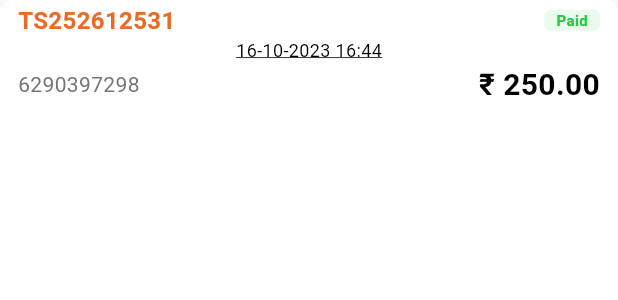
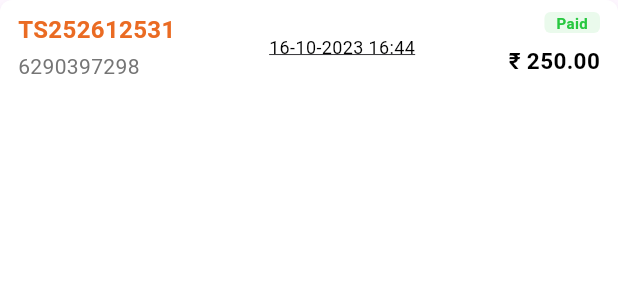
Before and after one commit to niladri-turain/billtrack-app, a Flutter app: the InvoiceListTile widget shown alone on an empty page, opened directly, on a phone screen of 412 x 824 dp. Shown: the top 300 px of the screen. Run offline on Flutter 3.47's test engine with Material 3 defaults, Android fonts, the phone set to English and light mode, and no system bars; our stand-ins replace flutter_svg.

Commit message:
fixed invoice layout item

```diff
--- a/lib/features/home/widgets/invoice_list_tile.dart
+++ b/lib/features/home/widgets/invoice_list_tile.dart
@@ -37,7 +37,7 @@ class _InvoiceListTileState extends State<InvoiceListTile> {
       },
       child: Container(
         margin: const EdgeInsets.only(bottom: 10),
-        padding: const EdgeInsets.symmetric(horizontal: 12, vertical: 2),
+        padding: const EdgeInsets.symmetric(horizontal: 12, vertical: 8),
         decoration: BoxDecoration(
           color: Colors.white,
           borderRadius: BorderRadius.circular(8),
@@ -51,9 +51,14 @@ class _InvoiceListTileState extends State<InvoiceListTile> {
         ),
         child: Column(
           children: [
-            // Row 1: Invoice No and Status
+            // Row containing the 3 main columns
             Row(
               mainAxisAlignment: MainAxisAlignment.spaceBetween,
+              crossAxisAlignment: CrossAxisAlignment.start,
+              children: [
+                // Column 1: Invoice No and Phone
+                Column(
+                  crossAxisAlignment: CrossAxisAlignment.start,
                   children: [
                     Text(
                       widget.invoiceNo,
@@ -63,6 +68,38 @@ class _InvoiceListTileState extends State<InvoiceListTile> {
                         fontSize: 16,
                       ),
                     ),
+                    const SizedBox(height: 3,),
+                    Text(
+                      widget.phone,
+                      style: const TextStyle(
+                        color: Color(0xFF757575),
+                        fontSize: 14,
+                        fontWeight: FontWeight.w400,
+                      ),
+                    ),
+                  ],
+                ),
+                // Column 2: Date
+                Column(
+                  children: [
+                    Padding(
+                      padding: const EdgeInsets.only(top: 15),
+                      child: Text(
+                        widget.date,
+                        style: const TextStyle(
+                          color: Colors.black,
+                          fontWeight: FontWeight.w400,
+                          fontSize: 12,
+                          decoration: TextDecoration.underline,
+                        ),
+                      ),
+                    ),
+                  ],
+                ),
+                // Column 3: Status and Amount
+                Column(
+                  crossAxisAlignment: CrossAxisAlignment.end,
+                  children: [
                     Container(
                       padding: const EdgeInsets.symmetric(horizontal: 8, vertical: 0),
                       decoration: BoxDecoration(
@@ -78,52 +115,26 @@ class _InvoiceListTileState extends State<InvoiceListTile> {
                         ),
                       ),
                     ),
-              ],
-            ),
-
-            // Row 2: Date (Centered and separate)
-            Padding(
-              padding: const EdgeInsets.symmetric(vertical: 0),
-              child: Text(
-                widget.date,
-                style: const TextStyle(
-                  color: Colors.black,
-                  fontWeight: FontWeight.w400,
-                  fontSize: 12,
-                  decoration: TextDecoration.underline,
-                ),
-              ),
-            ),
-
-            // Row 3: Phone and Amount
-            Row(
-              mainAxisAlignment: MainAxisAlignment.spaceBetween,
-              children: [
-                Text(
-                  widget.phone,
-                  style: const TextStyle(
-                    color: Color(0xFF757575),
-                    fontSize: 14,
-                    fontWeight: FontWeight.w400,
-                  ),
-                ),
+                    const SizedBox(height: 8,),
                     Text(
                       '₹ ${widget.amount}',
                       style: const TextStyle(
-                    fontWeight: FontWeight.bold,
-                    fontSize: 20,
+                        fontWeight: FontWeight.w600,
+                        fontSize: 15,
                         color: Colors.black,
                       ),
                     ),
                   ],
                 ),
+              ],
+            ),
 
             if (_isExpanded) ...[
-              const SizedBox(height: 0),
+              const SizedBox(height: 8),
               // Dotted Line
               Row(
                 children: List.generate(
-                  100,
+                  80,
                   (index) => Expanded(
                     child: Container(
                       color: index % 2 == 0 ? Colors.transparent : Colors.grey.withOpacity(0.3),
@@ -132,8 +143,8 @@ class _InvoiceListTileState extends State<InvoiceListTile> {
                   ),
                 ),
               ),
-              const SizedBox(height: 8),
-              // Action Icons Row with small images and labels
+              const SizedBox(height: 12),
+              // Action Icons Row
               Row(
                 mainAxisAlignment: MainAxisAlignment.spaceBetween,
                 children: [
@@ -147,7 +158,6 @@ class _InvoiceListTileState extends State<InvoiceListTile> {
                     // Print logic here
                   }),
                   _buildActionItem(AppImagesPng.view, 'Details', const Color(0xFF757575), () {
-                    // Details logic here
                     Navigator.push(
                       context,
                       MaterialPageRoute(builder: (context) => const InvoiceViewScreen()),
@@ -155,7 +165,6 @@ class _InvoiceListTileState extends State<InvoiceListTile> {
                   }),
                 ],
               ),
-              const SizedBox(height: 8),
             ]
           ],
         ),
```
Lines whose indentation alone changed are shown as unchanged.
